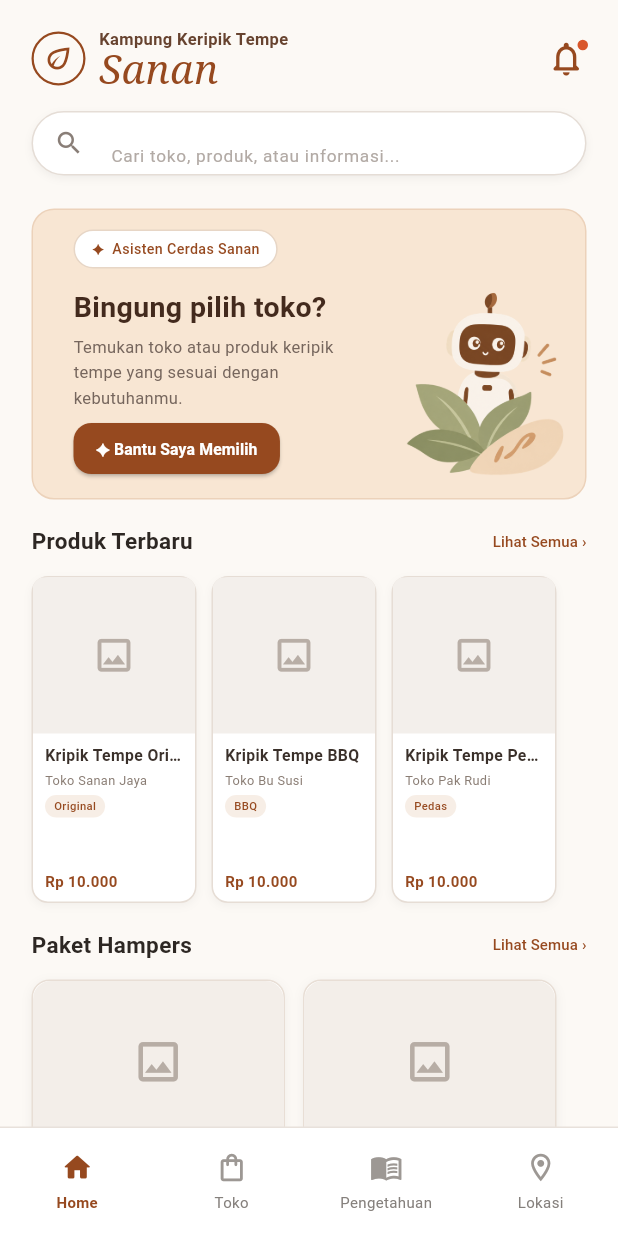
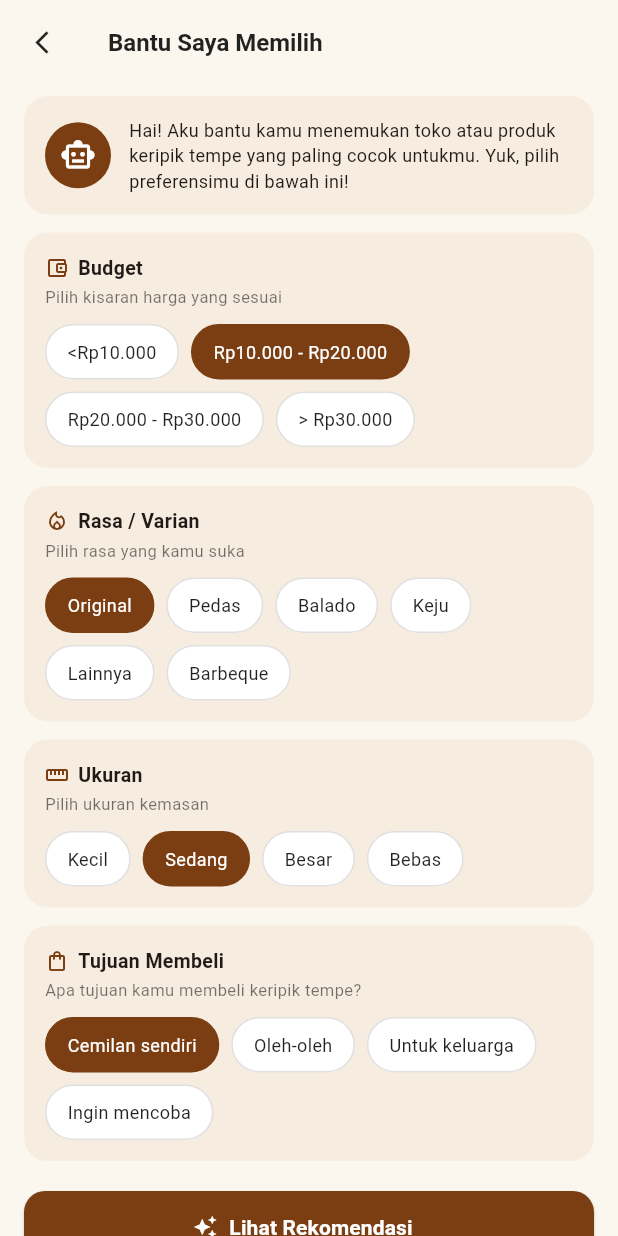
Before and after one commit to miftaa07/mobile-kripik-tempe-sanan, a Flutter app: the screen it shows after launch, after a tap on "✦ Bantu Saya Memilih", on a phone screen of 412 x 824 dp. Run offline on Flutter 3.47's test engine with Material 3 defaults, Android fonts, the phone set to English and light mode, and no system bars; Roboto replaces fonts that are missing (Arial).

Commit message:
menambahkan page input AI

```diff
--- a/lib/main.dart
+++ b/lib/main.dart
@@ -45,10 +45,7 @@ class _MainScreenState extends State<MainScreen> {
   @override
   Widget build(BuildContext context) {
     return Scaffold(
-      body: IndexedStack(
-        index: _currentIndex,
-        children: _screens,
-      ),
+      body: IndexedStack(index: _currentIndex, children: _screens),
       bottomNavigationBar: BottomNavbar(
         currentIndex: _currentIndex,
         onTap: (index) {
--- /dev/null
+++ b/lib/models/product.dart
@@ -0,0 +1,75 @@
+class Product {
+  final String image; // path asset, kosongkan '' kalau belum ada
+  final String name;
+  final String store;
+  final String variant; // rasa: Original, Pedas, dst
+  final String ukuran; // Kecil / Sedang / Besar
+  final int harga;
+  final List<String> tujuan;
+
+  const Product({
+    this.image = '',
+    required this.name,
+    required this.store,
+    required this.variant,
+    required this.ukuran,
+    required this.harga,
+    this.tujuan = const [],
+  });
+
+  /// Contoh: 15000 -> "Rp 15.000" (cocok langsung ke ProductCard.price)
+  String get price =>
+      'Rp ${harga.toString().replaceAllMapped(RegExp(r'(\d)(?=(\d{3})+$)'), (m) => '${m[1]}.')}';
+}
+
+// Data dummy bersama. Ganti image dengan path asset asli, mis. 'assets/images/tempe_original.jpg'
+const daftarProduk = [
+  Product(
+    name: 'Keripik Tempe Original',
+    store: 'Toko Sanan Jaya',
+    variant: 'Original',
+    ukuran: 'Sedang',
+    harga: 15000,
+    tujuan: ['Cemilan sendiri', 'Untuk keluarga'],
+  ),
+  Product(
+    name: 'Keripik Tempe Pedas',
+    store: 'Toko Bu Sari',
+    variant: 'Pedas',
+    ukuran: 'Sedang',
+    harga: 18000,
+    tujuan: ['Cemilan sendiri', 'Ingin mencoba'],
+  ),
+  Product(
+    name: 'Keripik Tempe Keju',
+    store: 'Toko Lestari',
+    variant: 'Keju',
+    ukuran: 'Besar',
+    harga: 20000,
+    tujuan: ['Oleh-oleh', 'Untuk keluarga'],
+  ),
+  Product(
+    name: 'Keripik Tempe BBQ',
+    store: 'Toko Sanan Jaya',
+    variant: 'Barbeque',
+    ukuran: 'Kecil',
+    harga: 10000,
+    tujuan: ['Ingin mencoba', 'Cemilan sendiri'],
+  ),
+  Product(
+    name: 'Keripik Tempe Balado',
+    store: 'Toko Berkah',
+    variant: 'Balado',
+    ukuran: 'Besar',
+    harga: 28000,
+    tujuan: ['Oleh-oleh'],
+  ),
+  Product(
+    name: 'Paket Keripik Tempe Spesial',
+    store: 'Toko Lestari',
+    variant: 'Original',
+    ukuran: 'Besar',
+    harga: 35000,
+    tujuan: ['Oleh-oleh', 'Untuk keluarga'],
+  ),
+];
--- /dev/null
+++ b/lib/screens/bantu_memilih/bantu_memilih_screen.dart
@@ -0,0 +1,233 @@
+import 'package:flutter/material.dart';
+
+import 'rekomendasi_screen.dart';
+
+const _brown = Color(0xFF7A3E12);
+const _cream = Color(0xFFFBF6EE);
+const _card = Color(0xFFF6EDE0);
+
+class BantuMemilihScreen extends StatefulWidget {
+  const BantuMemilihScreen({super.key});
+
+  @override
+  State<BantuMemilihScreen> createState() => _BantuMemilihScreenState();
+}
+
+class _BantuMemilihScreenState extends State<BantuMemilihScreen> {
+  final budgets = [
+    '<Rp10.000',
+    'Rp10.000 - Rp20.000',
+    'Rp20.000 - Rp30.000',
+    '> Rp30.000',
+  ];
+  final rasas = ['Original', 'Pedas', 'Balado', 'Keju', 'Lainnya', 'Barbeque'];
+  final ukurans = ['Kecil', 'Sedang', 'Besar', 'Bebas'];
+  final tujuans = [
+    'Cemilan sendiri',
+    'Oleh-oleh',
+    'Untuk keluarga',
+    'Ingin mencoba',
+  ];
+
+  String? budget = 'Rp10.000 - Rp20.000';
+  final Set<String> rasa = {'Original'};
+  String? ukuran = 'Sedang';
+  String? tujuan = 'Cemilan sendiri';
+
+  @override
+  Widget build(BuildContext context) {
+    return Scaffold(
+      backgroundColor: _cream,
+      appBar: AppBar(
+        backgroundColor: _cream,
+        elevation: 0,
+        scrolledUnderElevation: 0,
+        leading: IconButton(
+          icon: const Icon(
+            Icons.arrow_back_ios_new,
+            size: 18,
+            color: Colors.black87,
+          ),
+          onPressed: () => Navigator.pop(context),
+        ),
+        title: const Text(
+          'Bantu Saya Memilih',
+          style: TextStyle(
+            fontSize: 16,
+            fontWeight: FontWeight.w600,
+            color: Colors.black87,
+          ),
+        ),
+      ),
+      body: ListView(
+        padding: const EdgeInsets.fromLTRB(16, 8, 16, 24),
+        children: [
+          _intro(),
+          _section(
+            Icons.account_balance_wallet_outlined,
+            'Budget',
+            'Pilih kisaran harga yang sesuai',
+            _singleChips(
+              budgets,
+              budget,
+              (v) => setState(() => budget = v),
+              wide: true,
+            ),
+          ),
+          _section(
+            Icons.local_fire_department_outlined,
+            'Rasa / Varian',
+            'Pilih rasa yang kamu suka',
+            _multiChips(),
+          ),
+          _section(
+            Icons.straighten,
+            'Ukuran',
+            'Pilih ukuran kemasan',
+            _singleChips(ukurans, ukuran, (v) => setState(() => ukuran = v)),
+          ),
+          _section(
+            Icons.shopping_bag_outlined,
+            'Tujuan Membeli',
+            'Apa tujuan kamu membeli keripik tempe?',
+            _singleChips(tujuans, tujuan, (v) => setState(() => tujuan = v)),
+          ),
+          const SizedBox(height: 8),
+          SizedBox(
+            height: 48,
+            child: ElevatedButton.icon(
+              style: ElevatedButton.styleFrom(
+                backgroundColor: _brown,
+                foregroundColor: Colors.white,
+                shape: RoundedRectangleBorder(
+                  borderRadius: BorderRadius.circular(14),
+                ),
+              ),
+              icon: const Icon(Icons.auto_awesome, size: 16),
+              label: const Text(
+                'Lihat Rekomendasi',
+                style: TextStyle(fontWeight: FontWeight.w600),
+              ),
+              onPressed: () => Navigator.push(
+                context,
+                MaterialPageRoute(
+                  builder: (_) => RekomendasiScreen(
+                    budget: budget,
+                    rasa: rasa,
+                    ukuran: ukuran,
+                    tujuan: tujuan,
+                  ),
+                ),
+              ),
+            ),
+          ),
+        ],
+      ),
+    );
+  }
+
+  Widget _intro() => Container(
+    margin: const EdgeInsets.only(bottom: 12),
+    padding: const EdgeInsets.all(14),
+    decoration: BoxDecoration(
+      color: _card,
+      borderRadius: BorderRadius.circular(16),
+    ),
+    child: Row(
+      children: [
+        const CircleAvatar(
+          radius: 22,
+          backgroundColor: _brown,
+          child: Icon(Icons.smart_toy_outlined, color: Colors.white),
+        ),
+        const SizedBox(width: 12),
+        const Expanded(
+          child: Text(
+            'Hai! Aku bantu kamu menemukan toko atau produk keripik tempe yang paling cocok untukmu. Yuk, pilih preferensimu di bawah ini!',
+            style: TextStyle(fontSize: 12, height: 1.4),
+          ),
+        ),
+      ],
+    ),
+  );
+
+  Widget _section(
+    IconData icon,
+    String title,
+    String sub,
+    Widget child,
+  ) => Container(
+    margin: const EdgeInsets.only(bottom: 12),
+    padding: const EdgeInsets.all(14),
+    decoration: BoxDecoration(
+      color: _card,
+      borderRadius: BorderRadius.circular(16),
+    ),
+    child: Column(
+      crossAxisAlignment: CrossAxisAlignment.start,
+      children: [
+        Row(
+          children: [
+            Icon(icon, size: 16, color: _brown),
+            const SizedBox(width: 6),
+            Text(
+              title,
+              style: const TextStyle(fontWeight: FontWeight.w700, fontSize: 13),
+            ),
+          ],
+        ),
+        const SizedBox(height: 2),
+        Text(sub, style: const TextStyle(fontSize: 11, color: Colors.black54)),
+        const SizedBox(height: 10),
+        child,
+      ],
+    ),
+  );
+
+  Widget _chip(String label, bool selected, VoidCallback onTap) =>
+      GestureDetector(
+        onTap: onTap,
+        child: Container(
+          padding: const EdgeInsets.symmetric(horizontal: 14, vertical: 9),
+          decoration: BoxDecoration(
+            color: selected ? _brown : Colors.white,
+            borderRadius: BorderRadius.circular(20),
+            border: Border.all(color: selected ? _brown : Colors.black12),
+          ),
+          child: Text(
+            label,
+            style: TextStyle(
+              fontSize: 12,
+              color: selected ? Colors.white : Colors.black87,
+            ),
+          ),
+        ),
+      );
+
+  Widget _singleChips(
+    List<String> items,
+    String? selected,
+    ValueChanged<String> onSelect, {
+    bool wide = false,
+  }) {
+    return Wrap(
+      spacing: 8,
+      runSpacing: 8,
+      children: items
+          .map((e) => _chip(e, selected == e, () => onSelect(e)))
+          .toList(),
+    );
+  }
+
+  Widget _multiChips() => Wrap(
+    spacing: 8,
+    runSpacing: 8,
+    children: rasas
+        .map(
+          (e) => _chip(e, rasa.contains(e), () {
+            setState(() => rasa.contains(e) ? rasa.remove(e) : rasa.add(e));
+          }),
+        )
+        .toList(),
+  );
+}
--- a/lib/screens/home/home_screen.dart
+++ b/lib/screens/home/home_screen.dart
@@ -1,5 +1,6 @@
 import 'package:flutter/material.dart';
 
+import '../bantu_memilih/bantu_memilih_screen.dart';
 import '../../theme/app_theme.dart';
 import '../../widgets/product_card.dart';
 import '../../widgets/hampers_card.dart';
@@ -19,9 +20,7 @@ class HomeScreen extends StatelessWidget {
           // =========================
           SliverPadding(
             padding: const EdgeInsets.fromLTRB(21, 18, 21, 0),
-            sliver: SliverToBoxAdapter(
-              child: _buildHeader(),
-            ),
+            sliver: SliverToBoxAdapter(child: _buildHeader()),
           ),
 
           // =========================
@@ -29,9 +28,7 @@ class HomeScreen extends StatelessWidget {
           // =========================
           SliverPadding(
             padding: const EdgeInsets.fromLTRB(21, 14, 21, 0),
-            sliver: SliverToBoxAdapter(
-              child: _buildSearch(),
-            ),
+            sliver: SliverToBoxAdapter(child: _buildSearch()),
           ),
 
           // =========================
@@ -39,9 +36,7 @@ class HomeScreen extends StatelessWidget {
           // =========================
           SliverPadding(
             padding: const EdgeInsets.fromLTRB(21, 22, 21, 0),
-            sliver: SliverToBoxAdapter(
-              child: _buildAiCard(),
-            ),
+            sliver: SliverToBoxAdapter(child: _buildAiCard(context)),
           ),
 
           // =========================
@@ -50,10 +45,7 @@ class HomeScreen extends StatelessWidget {
           SliverPadding(
             padding: const EdgeInsets.fromLTRB(21, 17, 0, 0),
             sliver: SliverToBoxAdapter(
-              child: _buildSectionHeader(
-                title: 'Produk Terbaru',
-                onTap: () {},
-              ),
+              child: _buildSectionHeader(title: 'Produk Terbaru', onTap: () {}),
             ),
           ),
 
@@ -64,8 +56,7 @@ class HomeScreen extends StatelessWidget {
                 padding: const EdgeInsets.fromLTRB(21, 13, 21, 0),
                 scrollDirection: Axis.horizontal,
                 itemCount: 3,
-                separatorBuilder: (_, __) =>
-                    const SizedBox(width: 10),
+                separatorBuilder: (_, __) => const SizedBox(width: 10),
                 itemBuilder: (context, index) {
                   final products = [
                     {
@@ -108,10 +99,7 @@ class HomeScreen extends StatelessWidget {
           SliverPadding(
             padding: const EdgeInsets.fromLTRB(21, 17, 0, 0),
             sliver: SliverToBoxAdapter(
-              child: _buildSectionHeader(
-                title: 'Paket Hampers',
-                onTap: () {},
-              ),
+              child: _buildSectionHeader(title: 'Paket Hampers', onTap: () {}),
             ),
           ),
 
@@ -122,8 +110,7 @@ class HomeScreen extends StatelessWidget {
                 padding: const EdgeInsets.fromLTRB(21, 13, 21, 0),
                 scrollDirection: Axis.horizontal,
                 itemCount: 2,
-                separatorBuilder: (_, __) =>
-                    const SizedBox(width: 12),
+                separatorBuilder: (_, __) => const SizedBox(width: 12),
                 itemBuilder: (context, index) {
                   final hampers = [
                     {
@@ -174,15 +161,13 @@ class HomeScreen extends StatelessWidget {
                 padding: const EdgeInsets.fromLTRB(21, 13, 21, 0),
                 scrollDirection: Axis.horizontal,
                 itemCount: 2,
-                separatorBuilder: (_, __) =>
-                    const SizedBox(width: 12),
+                separatorBuilder: (_, __) => const SizedBox(width: 12),
                 itemBuilder: (context, index) {
                   final stores = [
                     {
                       'name': 'Toko Sanan Jaya',
                       'address': 'Jl. Sanan No. 12, Malang',
-                      'description':
-                          'Toko legendaris dengan berbagai varian keripik tempe.',
+                      'description': 'Toko legendaris dengan berbagai varian keripik tempe.',
                     },
                     {
                       'name': 'Toko Ar - Ridlo',
@@ -210,9 +195,7 @@ class HomeScreen extends StatelessWidget {
           // =========================
           SliverPadding(
             padding: const EdgeInsets.fromLTRB(21, 18, 21, 20),
-            sliver: SliverToBoxAdapter(
-              child: _buildKnowledgeCard(),
-            ),
+            sliver: SliverToBoxAdapter(child: _buildKnowledgeCard()),
           ),
         ],
       ),
@@ -231,10 +214,7 @@ class HomeScreen extends StatelessWidget {
           width: 36,
           height: 36,
           decoration: BoxDecoration(
-            border: Border.all(
-              color: AppTheme.primary,
-              width: 1.5,
-            ),
+            border: Border.all(color: AppTheme.primary, width: 1.5),
             shape: BoxShape.circle,
           ),
           child: const Icon(
@@ -308,9 +288,7 @@ class HomeScreen extends StatelessWidget {
       decoration: BoxDecoration(
         color: Colors.white,
         borderRadius: BorderRadius.circular(24),
-        border: Border.all(
-          color: const Color(0xFFE5DDD6),
-        ),
+        border: Border.all(color: const Color(0xFFE5DDD6)),
         boxShadow: const [
           BoxShadow(
             color: Color(0x0D000000),
@@ -322,20 +300,10 @@ class HomeScreen extends StatelessWidget {
       child: const TextField(
         decoration: InputDecoration(
           border: InputBorder.none,
-          prefixIcon: Icon(
-            Icons.search,
-            size: 20,
-            color: Color(0xFF897E77),
-          ),
+          prefixIcon: Icon(Icons.search, size: 20, color: Color(0xFF897E77)),
           hintText: 'Cari toko, produk, atau informasi...',
-          hintStyle: TextStyle(
-            fontSize: 11.5,
-            color: Color(0xFFB2AAA5),
-          ),
-          contentPadding: EdgeInsets.only(
-            top: 12,
-            bottom: 12,
-          ),
+          hintStyle: TextStyle(fontSize: 11.5, color: Color(0xFFB2AAA5)),
+          contentPadding: EdgeInsets.only(top: 12, bottom: 12),
         ),
       ),
     );
@@ -345,15 +313,13 @@ class HomeScreen extends StatelessWidget {
   // AI CARD
   // ============================================================
 
-  Widget _buildAiCard() {
+  Widget _buildAiCard(BuildContext context) {
     return Container(
       height: 194,
       decoration: BoxDecoration(
         color: const Color(0xFFF8E6D3),
         borderRadius: BorderRadius.circular(15),
-        border: Border.all(
-          color: const Color(0xFFECD2BA),
-        ),
+        border: Border.all(color: const Color(0xFFECD2BA)),
       ),
       child: Stack(
         children: [
@@ -377,12 +343,7 @@ class HomeScreen extends StatelessWidget {
           // CONTENT
           // =========================
           Padding(
-            padding: const EdgeInsets.fromLTRB(
-              27,
-              13,
-              100,
-              15,
-            ),
+            padding: const EdgeInsets.fromLTRB(27, 13, 100, 15),
             child: Column(
               crossAxisAlignment: CrossAxisAlignment.start,
               children: [
@@ -395,9 +356,7 @@ class HomeScreen extends StatelessWidget {
                   decoration: BoxDecoration(
                     color: Colors.white,
                     borderRadius: BorderRadius.circular(20),
-                    border: Border.all(
-                      color: const Color(0xFFE7D6C6),
-                    ),
+                    border: Border.all(color: const Color(0xFFE7D6C6)),
                   ),
                   child: const Text(
                     '✦  Asisten Cerdas Sanan',
@@ -441,14 +400,17 @@ class HomeScreen extends StatelessWidget {
                 SizedBox(
                   height: 34,
                   child: ElevatedButton(
-                    onPressed: () {},
+                    onPressed: () {
+                      Navigator.push(
+                        context,
+                        MaterialPageRoute(builder: (_) => BantuMemilihScreen()),
+                      );
+                    },
                     style: ElevatedButton.styleFrom(
                       backgroundColor: AppTheme.primary,
                       foregroundColor: Colors.white,
                       elevation: 1,
-                      padding: const EdgeInsets.symmetric(
-                        horizontal: 15,
-                      ),
+                      padding: const EdgeInsets.symmetric(horizontal: 15),
                       shape: RoundedRectangleBorder(
                         borderRadius: BorderRadius.circular(12),
                       ),
@@ -523,17 +485,10 @@ class HomeScreen extends StatelessWidget {
       decoration: BoxDecoration(
         color: const Color(0xFFF4E3CF),
         borderRadius: BorderRadius.circular(15),
-        border: Border.all(
-          color: const Color(0xFFE8D2B9),
-        ),
+        border: Border.all(color: const Color(0xFFE8D2B9)),
       ),
       child: Padding(
-        padding: const EdgeInsets.fromLTRB(
-          17,
-          15,
-          10,
-          12,
-        ),
+        padding: const EdgeInsets.fromLTRB(17, 15, 10, 12),
         child: Row(
           children: [
             Expanded(
--- a/pubspec.yaml
+++ b/pubspec.yaml
@@ -19,7 +19,8 @@ publish_to: 'none' # Remove this line if you wish to publish to pub.dev
 version: 1.0.0+1
 
 environment:
-  sdk: ^3.13.4
+  sdk: '>=3.13.0 <4.0.0' # Ubah bagian ini
+
 
 # Dependencies specify other packages that your package needs in order to work.
 # To automatically upgrade your package dependencies to the latest versions
```
Also changed, not shown: lib/screens/bantu_memilih/rekomendasi_screen.dart (added, +254 -0 lines), pubspec.lock.
